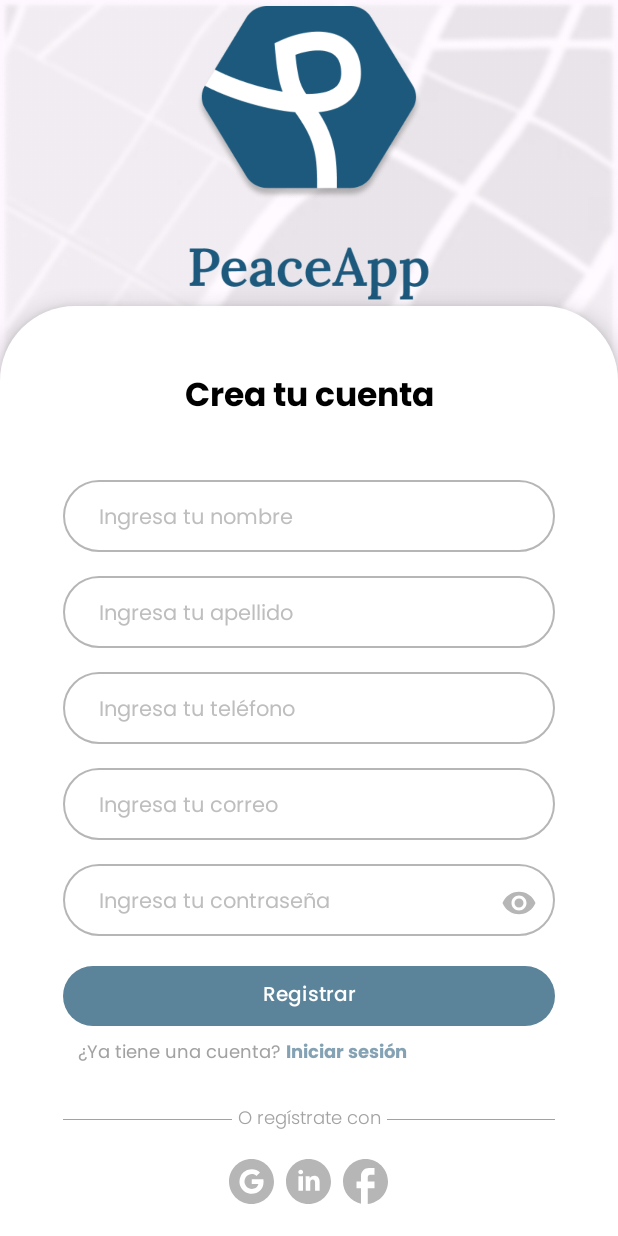
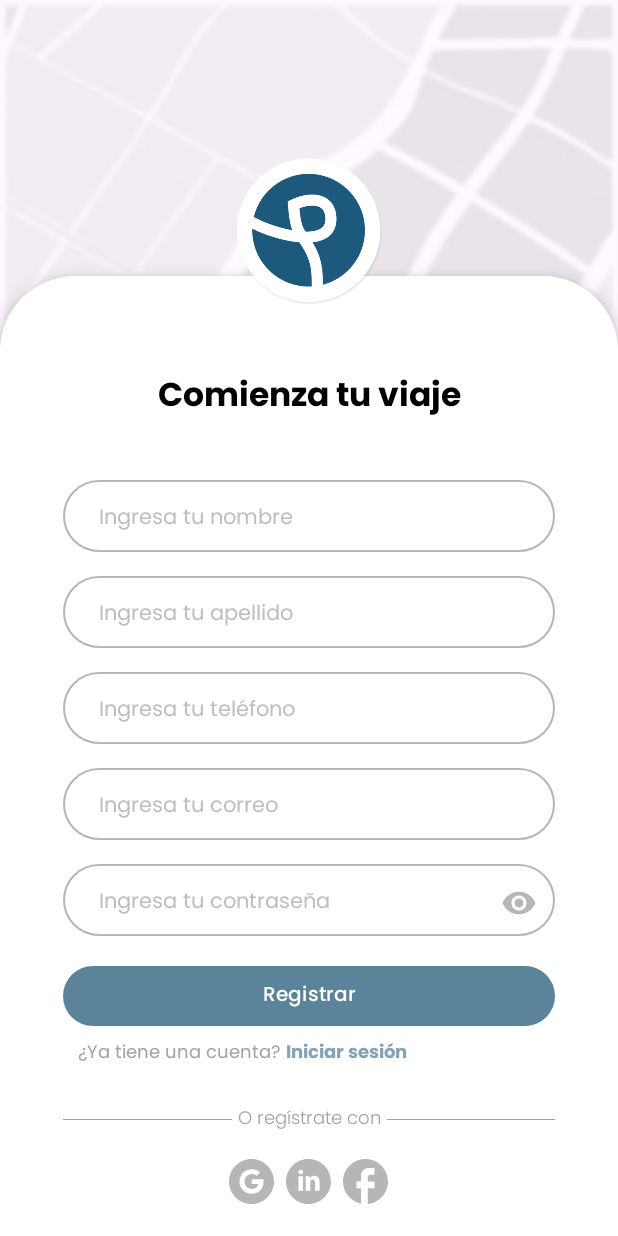
Before and after one commit to PeaceApp-UPC-4438/PeaceApp-Mobile, an Android app: the SignUpActivity screen opened directly, with no data from a screen before it, on a phone screen of 412 x 824 dp. Run offline under Robolectric (Android 15) with nearby library versions, the phone set to English and light mode, and no system bars.

Commit message:
updated sign in up design logo

```diff
--- a/app/src/main/res/drawable/rounded_top_corners.xml
+++ b/app/src/main/res/drawable/rounded_top_corners.xml
@@ -5,5 +5,5 @@
         android:topRightRadius="50dp"
         android:bottomLeftRadius="0dp"
         android:bottomRightRadius="0dp" />
-    <solid android:color="@android:color/white" />
+    <solid android:color="@color/white" />
 </shape>
--- a/app/src/main/res/layout/activity_sign_up.xml
+++ b/app/src/main/res/layout/activity_sign_up.xml
@@ -12,15 +12,16 @@
     >
     <ImageView
         android:id="@+id/iv_logo"
-        android:layout_width="160dp"
-        android:layout_height="196dp"
+        android:layout_width="100dp"
+        android:layout_height="100dp"
         android:scaleType="centerCrop"
-        android:src="@drawable/ic_big_logo"
-        app:layout_constraintBottom_toTopOf="@+id/frame_signup"
+        android:src="@drawable/ic_logo_small"
         app:layout_constraintEnd_toEndOf="parent"
         app:layout_constraintStart_toStartOf="parent"
-        app:layout_constraintTop_toTopOf="parent" />
-
+        app:layout_constraintBottom_toTopOf="@id/frame_signup"
+        android:layout_marginBottom="-20dp"
+        android:elevation="16dp"
+        />
     <androidx.constraintlayout.widget.ConstraintLayout
         android:id="@+id/frame_signup"
         android:layout_width="match_parent"
@@ -40,10 +41,11 @@
             android:layout_width="wrap_content"
             android:layout_height="wrap_content"
             android:gravity="center"
-            android:text="Crea tu cuenta"
+            android:text="Comienza tu viaje"
             android:textColor="@color/black"
             android:fontFamily="@font/poppins_bold"
             android:textSize="22sp"
+            android:layout_marginTop="20dp"
             app:layout_constraintEnd_toEndOf="@+id/frame_signup"
             app:layout_constraintStart_toStartOf="@+id/frame_signup"
             app:layout_constraintTop_toTopOf="@+id/frame_signup" />
```
Also changed, not shown: app/src/main/res/layout/activity_sign_in.xml (+10 -5 lines), app/src/main/res/drawable/ic_logo_small.png (added).
